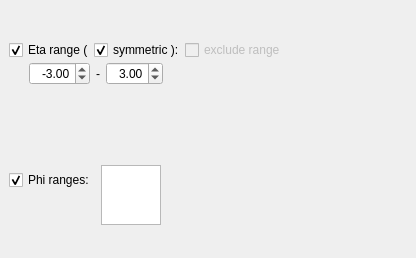
First picture: the form in graphics/VP1/VP1Base/src/vp1etaphicutform.ui, repository rolandjansky/athena, before the edit.
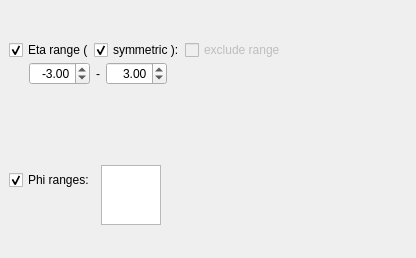
Second picture: the form after the edit. Custom widgets are drawn as their Qt base class.

Patch:
```diff
--- a/graphics/VP1/VP1Base/src/vp1etaphicutform.ui
+++ b/graphics/VP1/VP1Base/src/vp1etaphicutform.ui
@@ -150,7 +150,7 @@
              <set>Qt::AlignRight|Qt::AlignTrailing|Qt::AlignVCenter</set>
             </property>
             <property name="minimum">
-             <double>0.000000000000000</double>
+             <double>-99.000000000000000</double>
             </property>
             <property name="singleStep">
              <double>0.100000000000000</double>
```
Left out of the diff: 13 changed lines with no effect on the pictures.
